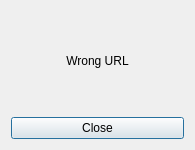
mthnglac/YoutuPy, file src/main/python/UI/dialogs/warning/warning.ui: the form before one commit.
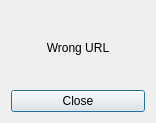
The form after the commit.

```diff
--- a/src/main/python/UI/dialogs/warning/warning.ui
+++ b/src/main/python/UI/dialogs/warning/warning.ui
@@ -6,8 +6,8 @@
    <rect>
     <x>0</x>
     <y>0</y>
-    <width>195</width>
-    <height>150</height>
+    <width>156</width>
+    <height>123</height>
    </rect>
   </property>
   <property name="windowTitle">
```
